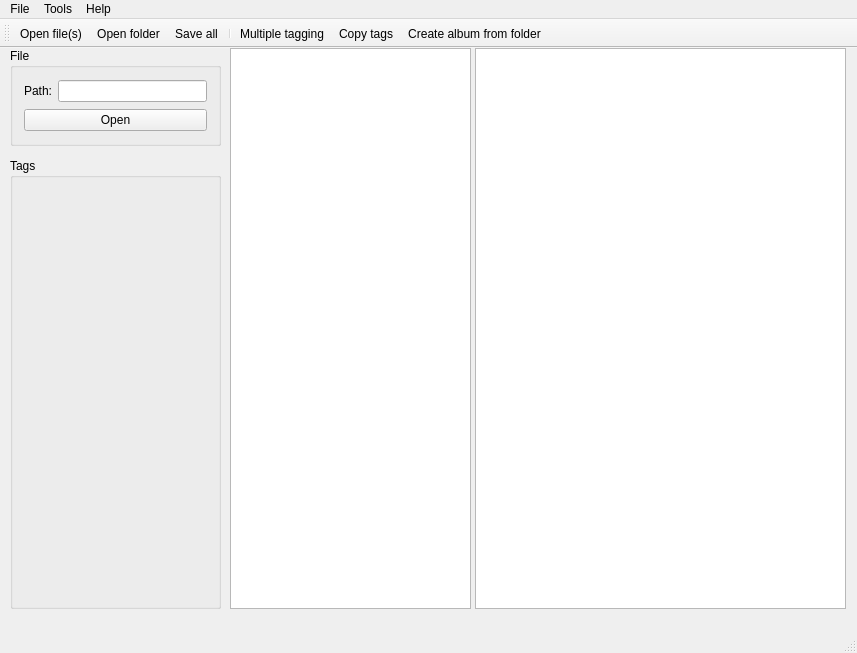
amethystant/Qtag, file mainwindow.ui: the form before one commit.
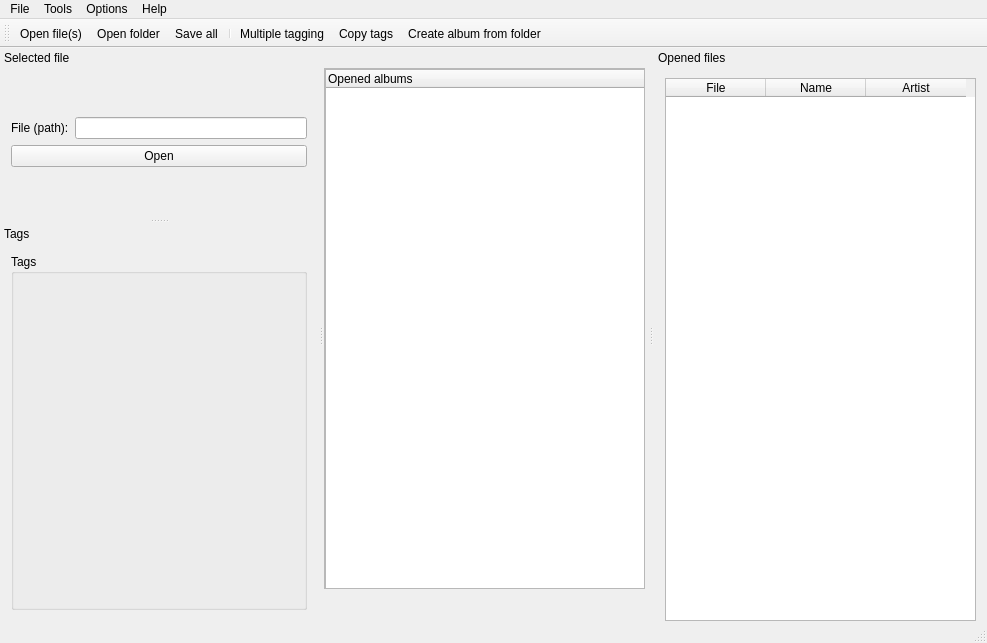
The form after the commit. Icons and pictures are not drawn.

Commit message: Added file dialogs, a tree widget and a table of opened files

What changed in the file:
```diff
--- a/mainwindow.ui
+++ b/mainwindow.ui
@@ -6,8 +6,8 @@
    <rect>
     <x>0</x>
     <y>0</y>
-    <width>857</width>
-    <height>653</height>
+    <width>987</width>
+    <height>643</height>
    </rect>
   </property>
   <property name="minimumSize">
@@ -23,74 +23,43 @@
    <locale language="English" country="UnitedStates"/>
   </property>
   <widget class="QWidget" name="centralWidget">
-   <widget class="QTableView" name="tableView">
+   <widget class="QScrollArea" name="scrollArea">
     <property name="geometry">
      <rect>
-      <x>475</x>
-      <y>0</y>
-      <width>371</width>
-      <height>561</height>
+      <x>0</x>
+      <y>20</y>
+      <width>321</width>
+      <height>521</height>
      </rect>
     </property>
-   </widget>
-   <widget class="QTreeView" name="treeView">
-    <property name="geometry">
-     <rect>
-      <x>230</x>
-      <y>0</y>
-      <width>241</width>
-      <height>561</height>
-     </rect>
+    <property name="widgetResizable">
+     <bool>true</bool>
     </property>
-   </widget>
-   <widget class="QGroupBox" name="groupBox_file">
-    <property name="geometry">
-     <rect>
-      <x>10</x>
-      <y>0</y>
-      <width>211</width>
-      <height>98</height>
-     </rect>
-    </property>
-    <property name="title">
-     <string>File</string>
-    </property>
-    <layout class="QVBoxLayout" name="verticalLayout">
-     <item>
-      <layout class="QHBoxLayout" name="horizontalLayout">
-       <item>
-        <widget class="QLabel" name="label_path">
-         <property name="text">
-          <string>Path:</string>
-         </property>
-        </widget>
-       </item>
-       <item>
-        <widget class="QLineEdit" name="lineEdit_path"/>
-       </item>
-      </layout>
-     </item>
-     <item>
-      <widget class="QPushButton" name="pushButton">
+    <widget class="QWidget" name="scrollAreaWidgetContents">
+     <property name="geometry">
+      <rect>
+       <x>0</x>
+       <y>0</y>
+       <width>317</width>
+       <height>517</height>
+      </rect>
+     </property>
+     <widget class="QTreeWidget" name="treeWidget">
+      <property name="geometry">
+       <rect>
+        <x>0</x>
+        <y>0</y>
+        <width>321</width>
+        <height>521</height>
+       </rect>
+      </property>
+      <column>
        <property name="text">
-        <string>Open</string>
+        <string notr="true">Opened albums</string>
        </property>
-      </widget>
-     </item>
-    </layout>
-   </widget>
-   <widget class="QGroupBox" name="groupBox">
-    <property name="geometry">
-     <rect>
-      <x>10</x>
-      <y>110</y>
-      <width>211</width>
-      <height>451</height>
-     </rect>
-    </property>
-    <property name="title">
-     <string>Tags</string>
-    </property>
+      </column>
+     </widget>
+    </widget>
    </widget>
   </widget>
   <widget class="QMenuBar" name="menuBar">
@@ -98,8 +67,8 @@
     <rect>
      <x>0</x>
      <y>0</y>
-     <width>857</width>
-     <height>21</height>
+     <width>987</width>
+     <height>23</height>
     </rect>
    </property>
    <widget class="QMenu" name="menuOpenMusicTagge">
@@ -132,8 +101,15 @@
     <addaction name="actionLicense"/>
     <addaction name="actionHow_to_contribute"/>
    </widget>
+   <widget class="QMenu" name="menuOptions">
+    <property name="title">
+     <string>Options</string>
+    </property>
+    <addaction name="actionSettings"/>
+   </widget>
    <addaction name="menuOpenMusicTagge"/>
    <addaction name="menuTools"/>
+   <addaction name="menuOptions"/>
    <addaction name="menuHelp"/>
   </widget>
   <widget class="QToolBar" name="mainToolBar">
@@ -155,6 +131,179 @@
    <addaction name="actionCreate_album_from_folder"/>
   </widget>
   <widget class="QStatusBar" name="statusBar"/>
+  <widget class="QDockWidget" name="dockWidget_file">
+   <property name="sizePolicy">
+    <sizepolicy hsizetype="Expanding" vsizetype="Expanding">
+     <horstretch>0</horstretch>
+     <verstretch>0</verstretch>
+    </sizepolicy>
+   </property>
+   <property name="minimumSize">
+    <size>
+     <width>299</width>
+     <height>128</height>
+    </size>
+   </property>
+   <property name="baseSize">
+    <size>
+     <width>299</width>
+     <height>570</height>
+    </size>
+   </property>
+   <property name="features">
+    <set>QDockWidget::DockWidgetMovable</set>
+   </property>
+   <property name="allowedAreas">
+    <set>Qt::LeftDockWidgetArea|Qt::RightDockWidgetArea</set>
+   </property>
+   <property name="windowTitle">
+    <string>Selected file</string>
+   </property>
+   <attribute name="dockWidgetArea">
+    <number>1</number>
+   </attribute>
+   <widget class="QWidget" name="dockWidgetContents_file">
+    <property name="sizePolicy">
+     <sizepolicy hsizetype="Expanding" vsizetype="Expanding">
+      <horstretch>0</horstretch>
+      <verstretch>0</verstretch>
+     </sizepolicy>
+    </property>
+    <layout class="QGridLayout" name="gridLayout_2">
+     <item row="0" column="1">
+      <layout class="QGridLayout" name="gridLayout_3">
+       <item row="0" column="0">
+        <widget class="QLabel" name="label_file">
+         <property name="text">
+          <string>File (path):</string>
+         </property>
+        </widget>
+       </item>
+       <item row="0" column="1">
+        <widget class="QLineEdit" name="lineEdit_path"/>
+       </item>
+       <item row="1" column="0" colspan="2">
+        <widget class="QPushButton" name="pushButton_open">
+         <property name="text">
+          <string>Open</string>
+         </property>
+        </widget>
+       </item>
+      </layout>
+     </item>
+    </layout>
+   </widget>
+  </widget>
+  <widget class="QDockWidget" name="dockWidget_tags">
+   <property name="minimumSize">
+    <size>
+     <width>318</width>
+     <height>299</height>
+    </size>
+   </property>
+   <property name="features">
+    <set>QDockWidget::DockWidgetMovable</set>
+   </property>
+   <property name="allowedAreas">
+    <set>Qt::LeftDockWidgetArea|Qt::RightDockWidgetArea</set>
+   </property>
+   <property name="windowTitle">
+    <string>Tags</string>
+   </property>
+   <attribute name="dockWidgetArea">
+    <number>1</number>
+   </attribute>
+   <widget class="QWidget" name="dockWidgetContents_tags">
+    <layout class="QGridLayout" name="gridLayout">
+     <item row="0" column="0">
+      <widget class="QGroupBox" name="groupBox">
+       <property name="title">
+        <string>Tags</string>
+       </property>
+      </widget>
+     </item>
+    </layout>
+   </widget>
+  </widget>
+  <widget class="QDockWidget" name="dockWidget_tableView">
+   <property name="minimumSize">
+    <size>
+     <width>329</width>
+     <height>584</height>
+    </size>
+   </property>
+   <property name="baseSize">
+    <size>
+     <width>312</width>
+     <height>570</height>
+    </size>
+   </property>
+   <property name="features">
+    <set>QDockWidget::DockWidgetMovable</set>
+   </property>
+   <property name="allowedAreas">
+    <set>Qt::LeftDockWidgetArea|Qt::RightDockWidgetArea</set>
+   </property>
+   <property name="windowTitle">
+    <string>Opened files</string>
+   </property>
+   <attribute name="dockWidgetArea">
+    <number>2</number>
+   </attribute>
+   <widget class="QWidget" name="dockWidgetContents_table">
+    <property name="sizePolicy">
+     <sizepolicy hsizetype="Expanding" vsizetype="Expanding">
+      <horstretch>0</horstretch>
+      <verstretch>0</verstretch>
+     </sizepolicy>
+    </property>
+    <layout class="QVBoxLayout" name="verticalLayout">
+     <item>
+      <widget class="QTableWidget" name="tableWidget">
+       <property name="sizePolicy">
+        <sizepolicy hsizetype="MinimumExpanding" vsizetype="MinimumExpanding">
+         <horstretch>0</horstretch>
+         <verstretch>0</verstretch>
+        </sizepolicy>
+       </property>
+       <property name="minimumSize">
+        <size>
+         <width>311</width>
+         <height>541</height>
+        </size>
+       </property>
+       <property name="cursor" stdset="0">
+        <cursorShape>ArrowCursor</cursorShape>
+       </property>
+       <property name="cornerButtonEnabled">
+        <bool>true</bool>
+       </property>
+       <property name="rowCount">
+        <number>0</number>
+       </property>
+       <property name="columnCount">
+        <number>3</number>
+       </property>
+       <column>
+        <property name="text">
+         <string>File</string>
+        </property>
+       </column>
+       <column>
+        <property name="text">
+         <string>Name</string>
+        </property>
+       </column>
+       <column>
+        <property name="text">
+         <string>Artist</string>
+        </property>
+       </column>
+      </widget>
+     </item>
+    </layout>
+   </widget>
+  </widget>
   <action name="actionSave">
    <property name="icon">
     <iconset resource="images.qrc">
```
Left out of the diff: 16 changed lines with no effect on the pictures. The commit also changes 8 other files.
